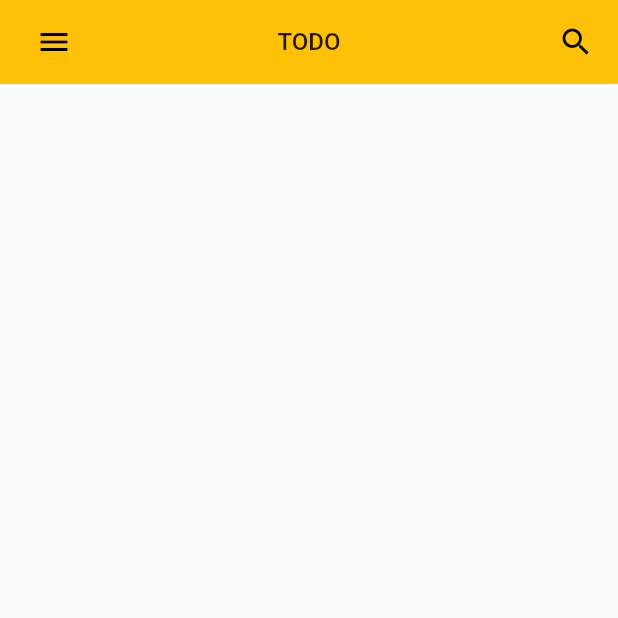
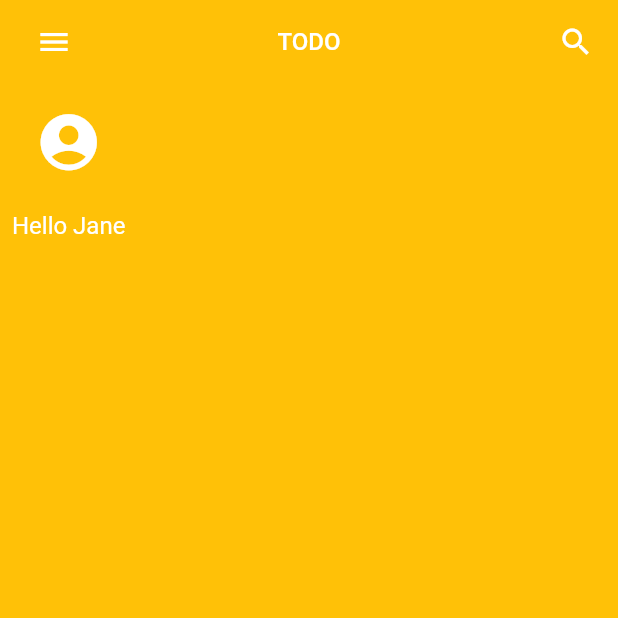
Before and after one commit to sagarmanghnani/todo-flutter, a Flutter app: the screen it shows after launch, on a phone screen of 412 x 824 dp, the top half of it. Run offline on Flutter 3.47's test engine with Material 2 defaults, Android fonts, the phone set to English and light mode, and no system bars.

Commit message:
added Icon

```diff
--- a/lib/main.dart
+++ b/lib/main.dart
@@ -13,20 +13,45 @@ class TodoMainList extends StatelessWidget {
         ),
         home: new Scaffold(
       appBar: AppBar(
-        title: Text("TODO", style: TextStyle(fontSize: 16.0),),
+        title: Text("TODO", style: TextStyle(fontSize: 16.0, color: Colors.white),),
         centerTitle: true,
         actions: <Widget>[
           Padding(
             padding: const EdgeInsets.all(16.0),
-            child: Icon(Icons.search),
+            child: Icon(Icons.search, color: Colors.white),
           )
         ],
         elevation: 0.0,
         leading: Padding(
           padding: const EdgeInsets.only(left: 16.0),
-          child: Icon(Icons.menu),
+          child: Icon(Icons.menu, color: Colors.white,),
         ),
       ),
+      body:TodoUser(),
+      backgroundColor: Colors.amber,
     ));
   }
 }
+
+class TodoUser extends StatelessWidget {
+  @override
+    Widget build(BuildContext context) {
+      // TODO: implement build
+      return Container(
+        child: new Column(
+          children: <Widget>[
+            new Container(
+              child: Padding(
+                padding: EdgeInsets.all(16.0),
+                child: Icon(Icons.account_circle, size: 45.0, color: Colors.white,),
+              ),
+            ),
+            new Padding(
+                padding: EdgeInsets.all(8.0),
+                child: new Text("Hello Jane", style: TextStyle(fontSize: 16.0, color: Colors.white),),
+              )
+          ],
+        ),
+      );
+    }
+}
```
Also changed, not shown: 1 other file.
